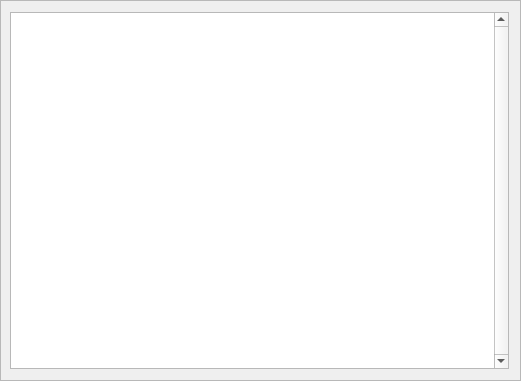
robotology/yarp, file src/yarplogger-qt/logtab.ui: the form before one commit.
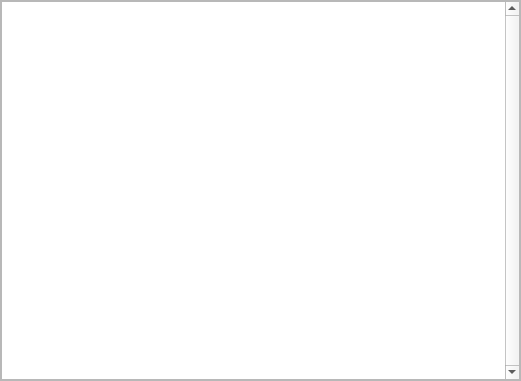
The form after the commit.

```diff
--- a/src/yarplogger-qt/logtab.ui
+++ b/src/yarplogger-qt/logtab.ui
@@ -20,11 +20,23 @@
    <enum>QFrame::Raised</enum>
   </property>
   <layout class="QHBoxLayout" name="horizontalLayout">
+   <property name="spacing">
+    <number>0</number>
+   </property>
    <property name="sizeConstraint">
     <enum>QLayout::SetNoConstraint</enum>
    </property>
    <property name="leftMargin">
-    <number>9</number>
+    <number>0</number>
+   </property>
+   <property name="topMargin">
+    <number>0</number>
+   </property>
+   <property name="rightMargin">
+    <number>0</number>
+   </property>
+   <property name="bottomMargin">
+    <number>0</number>
    </property>
    <item>
     <widget class="QTableView" name="listView">
```
